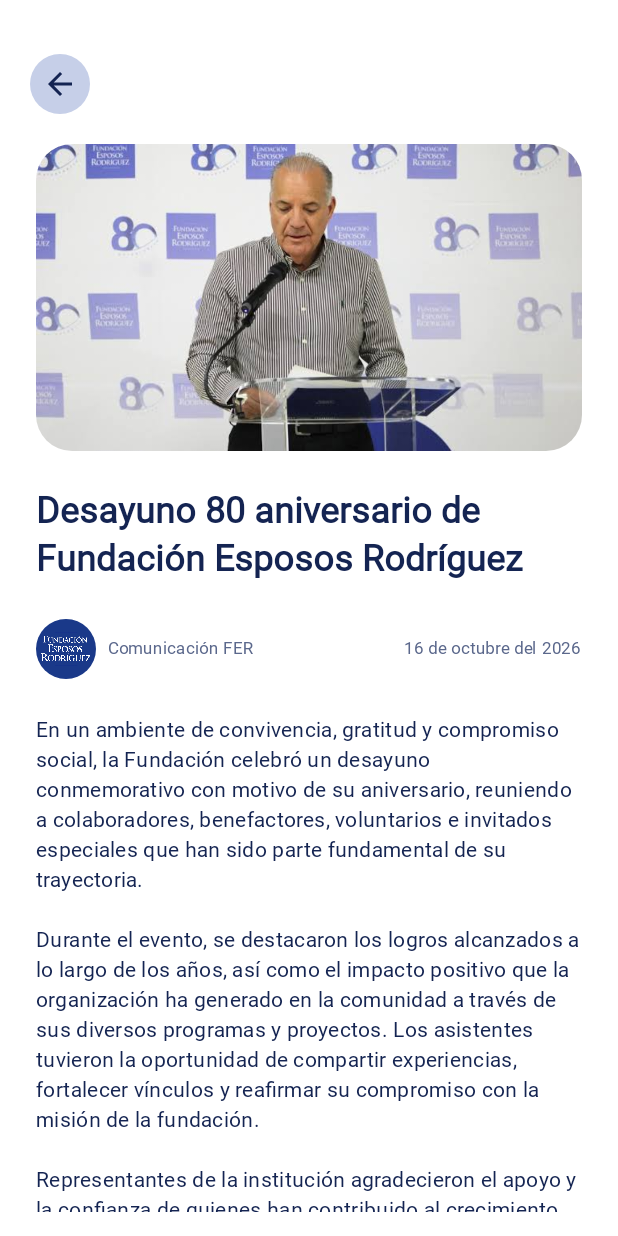
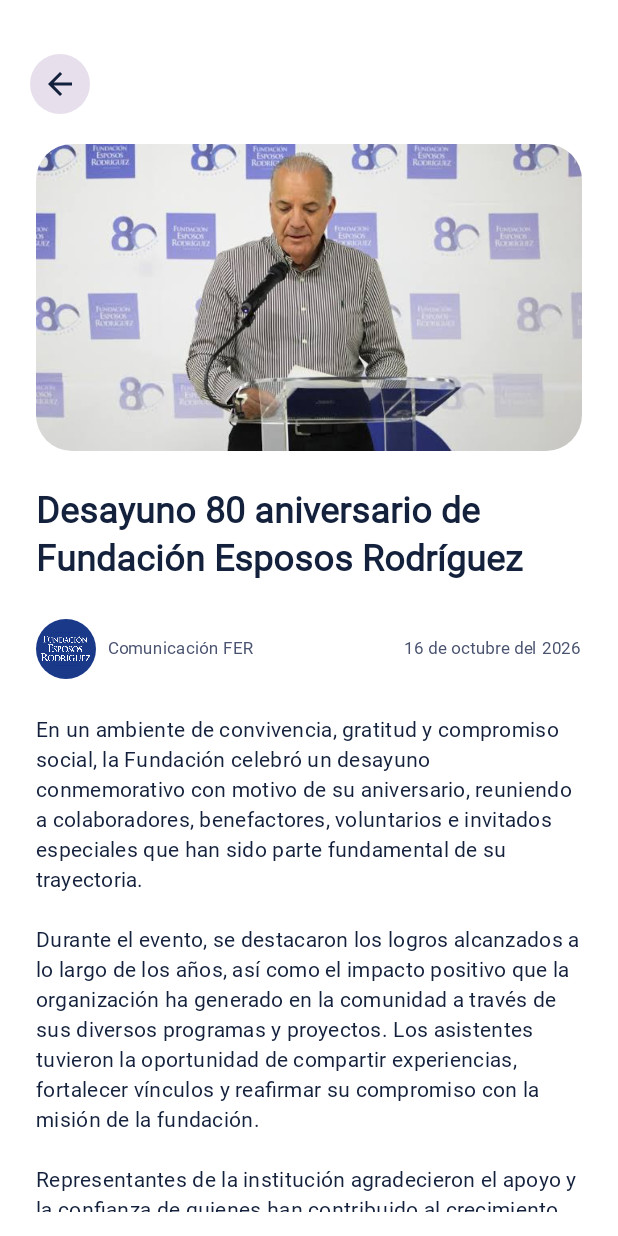
Before and after one commit to snwflwrsoph/fundacionApp, an Android app built with Jetpack Compose: the @Preview function NewScreenPreview, on a phone screen of 412 x 824 dp. Run offline under Robolectric (Android 15) with nearby library versions, the phone set to English and light mode, and no system bars; Roboto replaces fonts that are not available here.

Commit message:
fix: dark mode text color on announcement detail screen

```diff
--- a/app/src/main/java/com/fer/app/ui/noticia/NewsDetailScreen.kt
+++ b/app/src/main/java/com/fer/app/ui/noticia/NewsDetailScreen.kt
@@ -77,8 +77,8 @@ fun NewsDetailScreen(
             FilledTonalIconButton(
                 onClick = onBack,
                 colors = IconButtonDefaults.filledTonalIconButtonColors(
-                    containerColor = FerBotones,
-                    contentColor = FerNavy
+                    containerColor = MaterialTheme.colorScheme.surfaceVariant,
+                    contentColor = MaterialTheme.colorScheme.onSurface
                 )
                 ) {
                 Icon(
@@ -104,7 +104,7 @@ fun NewsDetailScreen(
         Text(
             text = announcement.title,
             style = MaterialTheme.typography.headlineSmall,
-            color = FerNavy,
+            color = MaterialTheme.colorScheme.onSurface,
             fontFamily = GoogleSansFlex,
             fontWeight = FontWeight.Bold,
             modifier = Modifier
@@ -132,7 +132,7 @@ fun NewsDetailScreen(
                 Text(
                     text = announcement.author,
                     style = MaterialTheme.typography.labelSmall,
-                    color = FerGrisAzulado,
+                    color = MaterialTheme.colorScheme.onSurfaceVariant,
                     fontFamily = GoogleSansFlex,
                     fontWeight = FontWeight.Normal,
                     modifier = Modifier.padding(8.dp)
@@ -141,7 +141,7 @@ fun NewsDetailScreen(
             Text(
                 text = announcement.date,
                 style = MaterialTheme.typography.labelSmall,
-                color = FerGrisAzulado,
+                color = MaterialTheme.colorScheme.onSurfaceVariant,
                 fontFamily = GoogleSansFlex,
                 fontWeight = FontWeight.Normal
             )
@@ -151,7 +151,7 @@ fun NewsDetailScreen(
         Text(
             text = announcement.description,
             style = MaterialTheme.typography.bodyMedium,
-            color = FerNavy,
+            color = MaterialTheme.colorScheme.onSurface,
             fontFamily = GoogleSansFlex,
             fontWeight = FontWeight.Normal,
             modifier = Modifier.padding(24.dp)
@@ -206,7 +206,7 @@ fun NewsDetailScreen(
                 Icon(
                     imageVector = if (announcement.isLikedByUser) Icons.Filled.Favorite else Icons.Outlined.FavoriteBorder,
                     contentDescription = "Me gusta",
-                    tint = FerNavy,
+                    tint = MaterialTheme.colorScheme.onSurface,
                     modifier = Modifier.size(18.dp)
                 )
             }
@@ -214,7 +214,7 @@ fun NewsDetailScreen(
             Text(
                 text = announcement.likes.toString(),
                 style = MaterialTheme.typography.labelLarge,
-                color = FerNavy
+                color = MaterialTheme.colorScheme.onSurface
             )
             if (announcement.category == AnnouncementCategory.EVENTS &&
                 announcement.eventStartMillis != null
@@ -230,13 +230,13 @@ fun NewsDetailScreen(
                     Icon(
                         imageVector = Icons.Outlined.CalendarToday,
                         contentDescription = null, // el texto de al lado ya lo describe
-                        tint = FerNavy,
+                        tint = MaterialTheme.colorScheme.onSurface,
                         modifier = Modifier.size(18.dp)
                     )
                     Text(
                         text = "Agregar a calendario",
                         style = MaterialTheme.typography.labelLarge,
-                        color = FerNavy
+                        color = MaterialTheme.colorScheme.onSurface
                     )
                 }
             }
```
